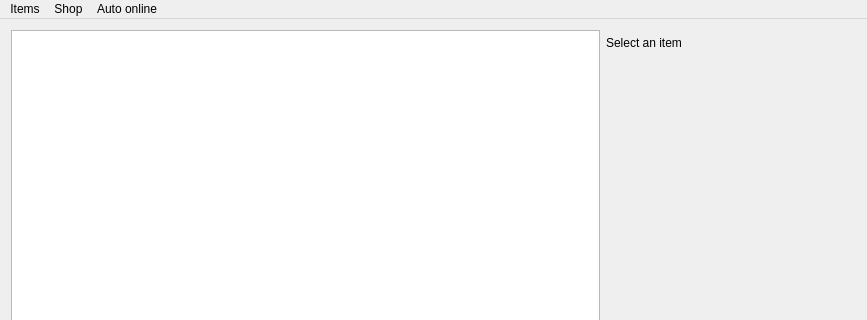
Old version of the form forms/mainwindow.ui in the repository xyzz/acquisition; both pictures show x 0 to 867 and y 0 to 320 of the 867 by 544 pixel window.
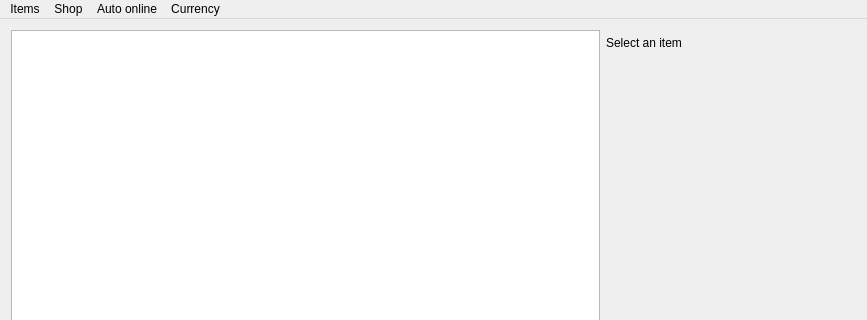
New version of the form.

Commit message: Added a simple GUI for currency_manager

The edit to the form file:
```diff
--- a/forms/mainwindow.ui
+++ b/forms/mainwindow.ui
@@ -120,7 +120,7 @@
      <x>0</x>
      <y>0</y>
      <width>867</width>
-     <height>21</height>
+     <height>19</height>
     </rect>
    </property>
    <widget class="QMenu" name="menuShop">
@@ -148,9 +148,16 @@
     <addaction name="actionControl_poe_xyz_is_URL"/>
     <addaction name="actionAutomatically_refresh_online_status"/>
    </widget>
+   <widget class="QMenu" name="menuCurrency">
+    <property name="title">
+     <string>Currency</string>
+    </property>
+    <addaction name="actionList_currency"/>
+   </widget>
    <addaction name="menuItems"/>
    <addaction name="menuShop"/>
    <addaction name="menuAuto_online"/>
+   <addaction name="menuCurrency"/>
   </widget>
   <widget class="QStatusBar" name="statusBar"/>
   <action name="actionForum_shop_thread">
```
Left out of the diff: 17 changed lines with no effect on the pictures. The commit also changes 4 other files.
